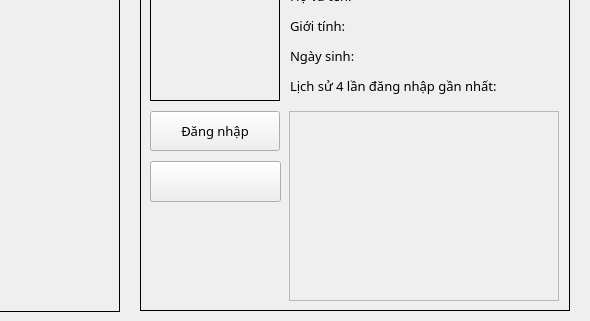
Qt form ui/menuUi1.ui (komtom443/Face-recognition-by-B19DCAT208) before a commit; both pictures show x 400 to 990 and y 199 to 520 of the 990 by 520 pixel window.
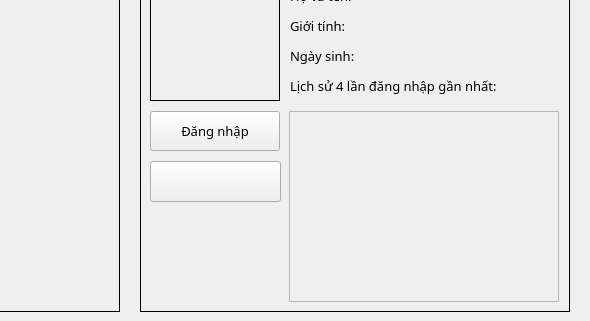
The same form after that commit. Icons and pictures are not drawn.

Patch:
```diff
--- a/ui/menuUi1.ui
+++ b/ui/menuUi1.ui
@@ -121,7 +121,7 @@
      <x>540</x>
      <y>180</y>
      <width>430</width>
-     <height>330</height>
+     <height>331</height>
     </rect>
    </property>
    <property name="frameShape">
@@ -172,7 +172,7 @@
      <x>689</x>
      <y>310</y>
      <width>270</width>
-     <height>190</height>
+     <height>191</height>
     </rect>
    </property>
    <property name="widgetResizable">
@@ -184,7 +184,7 @@
       <x>0</x>
       <y>0</y>
       <width>268</width>
-      <height>188</height>
+      <height>189</height>
      </rect>
     </property>
    </widget>
```
